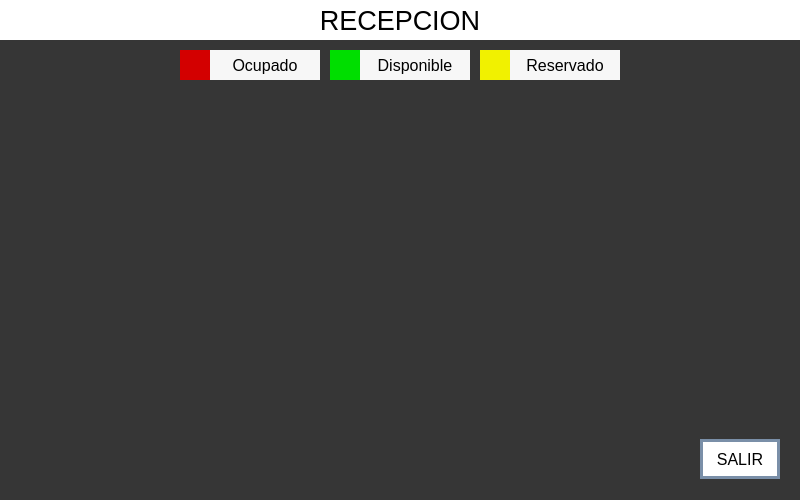
Before: the Qt Designer form Ui/u_recepcion.ui in Kodegmxz/Proyecto, drawn with Qt 5.
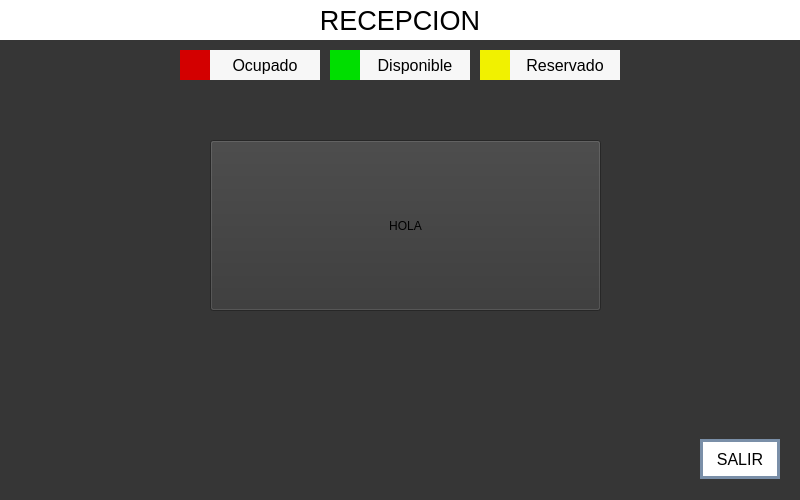
After: the same form once the commit is applied.

What changed in the file:
```diff
--- a/Ui/u_recepcion.ui
+++ b/Ui/u_recepcion.ui
@@ -290,6 +290,19 @@
     <bool>false</bool>
    </property>
   </widget>
+  <widget class="QPushButton" name="push_hola">
+   <property name="geometry">
+    <rect>
+     <x>210</x>
+     <y>140</y>
+     <width>391</width>
+     <height>171</height>
+    </rect>
+   </property>
+   <property name="text">
+    <string>HOLA</string>
+   </property>
+  </widget>
  </widget>
  <resources/>
  <connections/>
```
